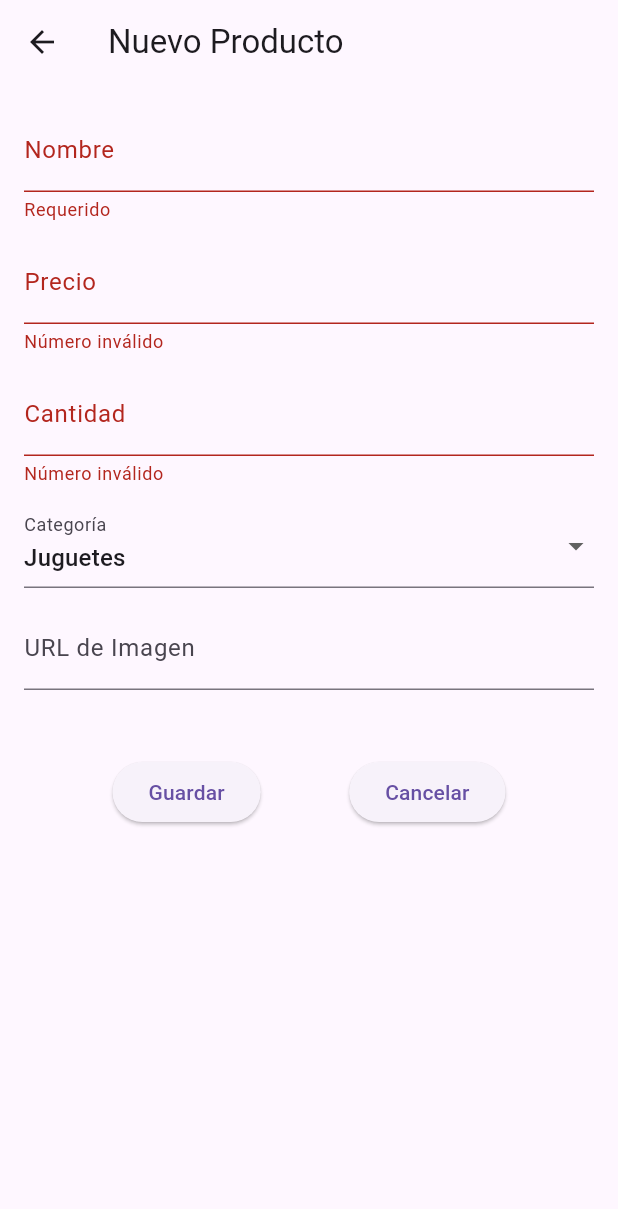
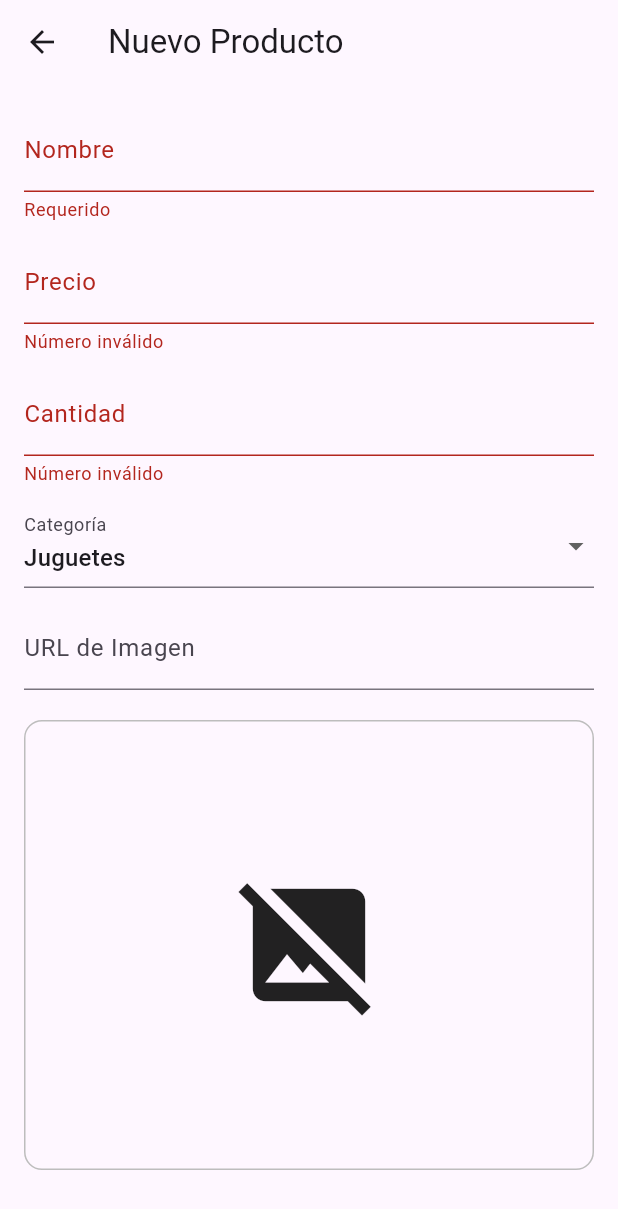
Before and after one commit to AlejandraMABM/tienda_alejandra, a Flutter app: the ProductoFormPage screen opened directly, after a tap on "Guardar", on a phone screen of 412 x 824 dp. Shown: the top 1209 px of the screen. Run offline on Flutter 3.47's test engine with Material 3 defaults, Android fonts, the phone set to English and light mode, and no system bars; our stand-ins replace csv.

Commit message:
ahora me deberia aparecer la imagen

```diff
--- a/lib/tienda_alejandra.dart
+++ b/lib/tienda_alejandra.dart
@@ -109,12 +109,14 @@ class _ProductoListPageState extends State<ProductoListPage> {
                     leading: (p.imagenUrl != null && p.imagenUrl!.isNotEmpty)
                         ? ClipRRect(
                             borderRadius: BorderRadius.circular(6),
+                            child: SizedBox(
+                              width: 100,
+                              height: 100,
                               child: Image.network(
                                 p.imagenUrl!,
-                              width: 100,
-                              height: 100,
                                 fit: BoxFit.cover,
                                 errorBuilder: (_, __, ___) => const Icon(Icons.broken_image, size: 60),
+                              ),
                             ),
                           )
                         : const Icon(Icons.image_not_supported, size: 60),
@@ -189,6 +191,7 @@ class _ProductoFormPageState extends State<ProductoFormPage> {
       categoria: _categoriaSeleccionada,
       imagenUrl: _img.text.trim().isEmpty ? null : _img.text.trim(),
     );
+    print("guarddanto todo el registro ${Producto}");
     if (widget.producto == null) {
       productoService.addProducto(nuevo);
     } else {
@@ -256,7 +259,6 @@ class _ProductoFormPageState extends State<ProductoFormPage> {
                 },
               ),
               const SizedBox(height: 20),
-              if (_img.text.trim().isNotEmpty)
               Container(
                 height: 300,
                 alignment: Alignment.center,
@@ -266,7 +268,9 @@ class _ProductoFormPageState extends State<ProductoFormPage> {
                 ),
                 child: ClipRRect(
                   borderRadius: BorderRadius.circular(12),
-                    child: Image.network(
+                  child: (_img.text.trim().isEmpty)
+                      ? const Icon(Icons.image_not_supported, size: 100)
+                      : Image.network(
                           _img.text.trim(),
                           fit: BoxFit.contain,
                           errorBuilder: (_, __, ___) => const Icon(Icons.broken_image, size: 100),
```
Lines whose indentation alone changed are shown as unchanged.
